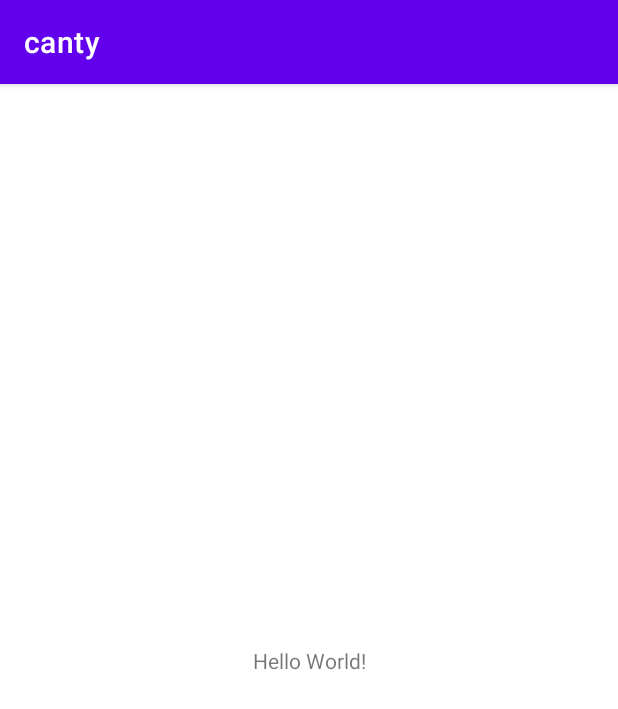
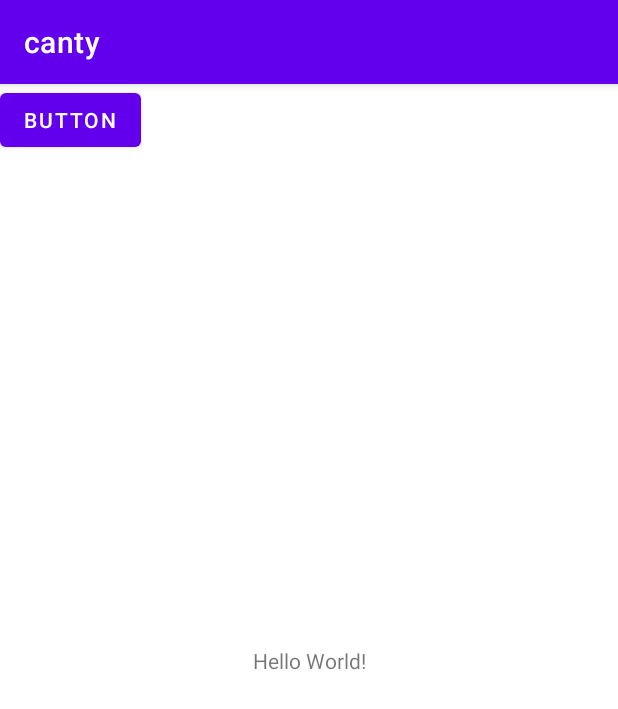
Before and after one commit to apoorvagarg98/canty, an Android app: the screen it shows after launch (MainActivity), on a phone screen of 412 x 824 dp. Shown: the top 709 px of the screen. Run offline under Robolectric (Android 15) with nearby library versions, the phone set to English and light mode, and no system bars.

Commit message:
button dded

```diff
--- a/app/src/main/res/layout/activity_main.xml
+++ b/app/src/main/res/layout/activity_main.xml
@@ -15,4 +15,12 @@
         app:layout_constraintRight_toRightOf="parent"
         app:layout_constraintTop_toTopOf="parent" />
 
+    <Button
+        android:id="@+id/button"
+        android:layout_width="wrap_content"
+        android:layout_height="wrap_content"
+        android:text="Button"
+        tools:layout_editor_absoluteX="194dp"
+        tools:layout_editor_absoluteY="212dp" />
+
 </androidx.constraintlayout.widget.ConstraintLayout>
```
